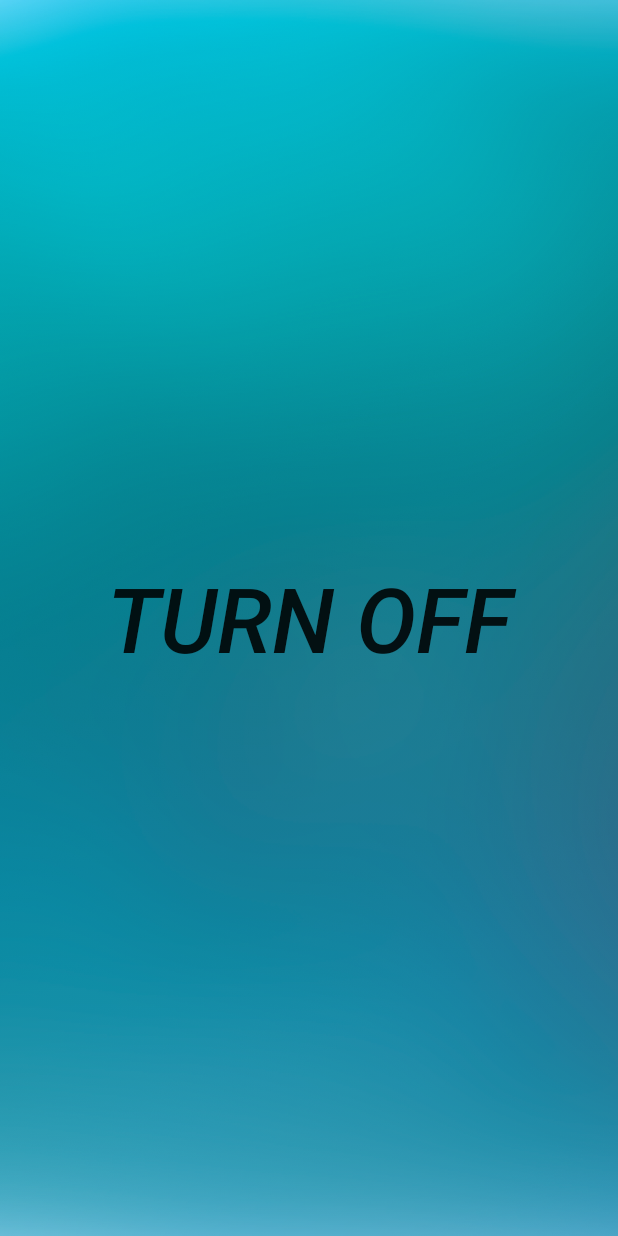
After one commit to bhsuhkr/WokeAM, an Android app: the fragment TurnOffAlarmFragment placed in its activity, on a phone screen of 412 x 824 dp. The commit adds this screen. Run offline under Robolectric (Android 15) with nearby library versions, the phone set to English and light mode, and no system bars.

Commit message:
Alarm Off works

```diff
--- a/app/src/main/java/com/example/bohyun/wokeam/MainActivity.java
+++ b/app/src/main/java/com/example/bohyun/wokeam/MainActivity.java
@@ -18,7 +18,7 @@ public class MainActivity extends Activity {
     public void onCreate(Bundle savedInstanceState) {
         super.onCreate(savedInstanceState);
         requestWindowFeature(Window.FEATURE_NO_TITLE); // change AppCompatActivity to Activity to use this code
-        getWindow().setFlags(WindowManager.LayoutParams.FLAG_FULLSCREEN, WindowManager.LayoutParams.FLAG_FULLSCREEN);
+//        getWindow().setFlags(WindowManager.LayoutParams.FLAG_FULLSCREEN, WindowManager.LayoutParams.FLAG_FULLSCREEN);
         setContentView(R.layout.activity_main);
 
         final Button settingButton = findViewById(R.id.btn_settings);
--- /dev/null
+++ b/app/src/main/java/com/example/bohyun/wokeam/TurnOffAlarmFragment.java
@@ -0,0 +1,98 @@
+package com.example.bohyun.wokeam;
+
+import android.bluetooth.BluetoothAdapter;
+import android.bluetooth.BluetoothDevice;
+import android.bluetooth.BluetoothSocket;
+import android.content.Intent;
+import android.os.Bundle;
+import android.view.LayoutInflater;
+import android.view.View;
+import android.view.ViewGroup;
+import android.widget.Button;
+import android.widget.Toast;
+
+import java.io.OutputStream;
+import java.util.Set;
+import java.util.UUID;
+
+public class TurnOffAlarmFragment extends android.support.v4.app.Fragment {
+
+    Button turnoffBtn;
+
+    int bluetooth = 1;
+    String address = null;
+    String name = null;
+
+    BluetoothAdapter myBluetooth = null;
+    BluetoothSocket btSocket = null;
+    Set<BluetoothDevice> pairedDevices;
+    static final UUID myUUID = UUID.fromString("00001101-0000-1000-8000-00805F9B34FB");
+
+    public View onCreateView(LayoutInflater inflater, ViewGroup container, Bundle savedInstanceState) {
+        View view = inflater.inflate(R.layout.fragment_turn_off_alarm, container, false);
+
+        turnoffBtn = view.findViewById(R.id.btn_turnOff);
+        turnoffBtn.setOnClickListener(new View.OnClickListener() {
+            @Override
+            public void onClick(View v) {
+                sendSignalToAlarmClock();
+            }
+        });
+
+        return view;
+    }
+
+
+    public void sendSignalToAlarmClock(){
+        try{
+            myBluetooth = BluetoothAdapter.getDefaultAdapter();
+            address = myBluetooth.getAddress();
+            pairedDevices = myBluetooth.getBondedDevices();
+            if (pairedDevices.size() > 0) {
+                for (BluetoothDevice bt : pairedDevices) {
+                    if(bt.getAddress().toString().equals("20:18:01:03:66:77")) {
+                        address = bt.getAddress().toString();
+                        name = bt.getName().toString();
+                    }
+                }
+            }
+
+            BluetoothDevice device = myBluetooth.getRemoteDevice(address);
+            btSocket = device.createRfcommSocketToServiceRecord(myUUID);
+            btSocket.connect();
+
+            led_on_off("1");
+            led_on_off("1");
+            led_on_off("1");
+            led_on_off("1");
+            led_on_off("1");
+
+            turnoffBtn.setEnabled(false);
+
+            Intent i = new Intent(getActivity(), MainActivity.class);
+            startActivity(i);
+
+        } catch(Exception e) {
+            Toast.makeText(getActivity(), "Bluetooth Fail, Try Again", Toast.LENGTH_SHORT).show();
+        }
+
+
+    }
+
+    private void led_on_off(String i)
+    {
+        try
+        {
+            if(btSocket!=null)
+            {
+                OutputStream outputstream = btSocket.getOutputStream();
+                outputstream.write(i.getBytes());
+            }
+        }
+        catch (Exception e)
+        {
+            Toast.makeText(getActivity(), e.getMessage(), Toast.LENGTH_SHORT).show();
+        }
+    }
+
+}
--- /dev/null
+++ b/app/src/main/res/layout/fragment_turn_off_alarm.xml
@@ -0,0 +1,17 @@
+<?xml version="1.0" encoding="utf-8"?>
+<LinearLayout
+    xmlns:android="http://schemas.android.com/apk/res/android" android:layout_width="match_parent"
+    android:layout_height="match_parent"
+    android:orientation="vertical"
+    >
+
+    <Button
+        android:id="@+id/btn_turnOff"
+        android:layout_width="wrap_content"
+        android:layout_height="wrap_content"
+        android:text="Turn Off"
+        android:background="@drawable/background"
+        android:textSize="60dp"
+        android:textStyle="italic"/>
+
+</LinearLayout>
```
Also changed, not shown: app/src/main/java/com/example/bohyun/wokeam/ShakeFragment.java (+6 -64 lines).
